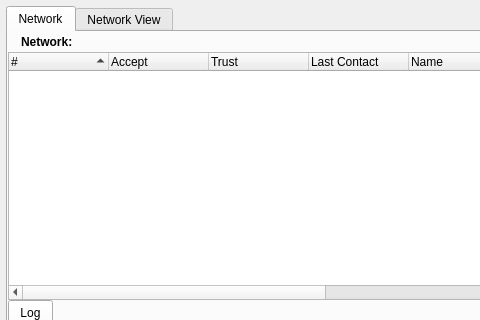
RetroShare/RetroShare, file retroshare-gui/src/gui/NetworkDialog.ui: the form before one commit; both pictures show x 0 to 480 and y 0 to 320 of the 582 by 444 pixel window.
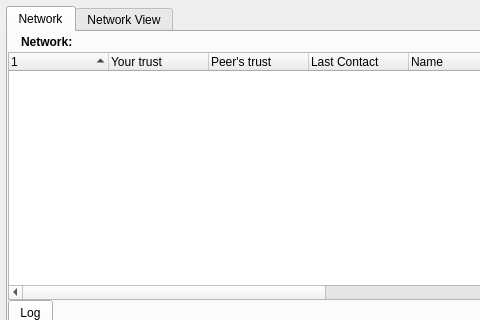
The form after the commit. Icons and pictures are not drawn.

Commit message: Cleaned the gui a little bit: - added a checkbox to control the use of external servers for ip determination. - put back Network on the left - put channels out of RS_RELEASE_VERSION, as it's not working yet. - NetworkDialog: 	- set the info in columns about trust to be more explicit 	- changed dark green into light green to comply with colors in the trust matrix (it's also more readable in light green) 	- corrected trust strings that appeared in the Last Contact column - changed "generate certificate" in connect friends wizard into "export my certificate..." which is more appropriate

```diff
--- a/retroshare-gui/src/gui/NetworkDialog.ui
+++ b/retroshare-gui/src/gui/NetworkDialog.ui
@@ -34,14 +34,6 @@
       <number>0</number>
      </property>
      <widget class="QWidget" name="networkTab" >
-      <property name="geometry" >
-       <rect>
-        <x>0</x>
-        <y>0</y>
-        <width>564</width>
-        <height>411</height>
-       </rect>
-      </property>
       <attribute name="title" >
        <string>Network</string>
       </attribute>
@@ -126,17 +118,17 @@
          </property>
          <column>
           <property name="text" >
-           <string>#</string>
+           <string/>
           </property>
          </column>
          <column>
           <property name="text" >
-           <string>Accept</string>
+           <string>Your trust</string>
           </property>
          </column>
          <column>
           <property name="text" >
-           <string>Trust</string>
+           <string>Peer's trust</string>
           </property>
          </column>
          <column>
```
Left out of the diff: 16 changed lines with no effect on the pictures. The commit also changes 15 other files.
